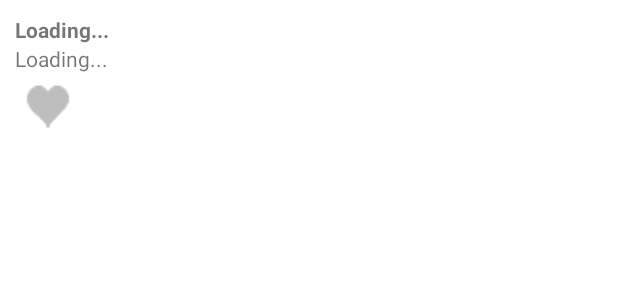
After one commit to shalperin/app-philly-bike-share-map, an Android app: the layout info_window.xml on its own in the app's theme, with its tools: preview values and no code run, on a phone screen of 412 x 824 dp. The commit adds this screen. Shown: the top 300 px of the screen. Run offline under Robolectric (Android 15) with nearby library versions, the phone set to English and light mode, and no system bars.

Commit message:
custom info screen

```diff
--- a/PhillyBikeShareMap/app/src/main/java/com/samhalperin/phillybikesharemap/ui/FavoritesActivity.java
+++ b/PhillyBikeShareMap/app/src/main/java/com/samhalperin/phillybikesharemap/ui/FavoritesActivity.java
@@ -8,15 +8,12 @@ import android.support.v7.widget.Toolbar;
 import android.view.Menu;
 import android.view.MenuItem;
 import android.view.View;
-import android.widget.ListAdapter;
 import android.widget.ListView;
 import android.widget.Toast;
 
-import com.samhalperin.phillybikesharemap.FavoritesAdapter;
 import com.samhalperin.phillybikesharemap.FavoritesModel;
 import com.samhalperin.phillybikesharemap.R;
 import com.samhalperin.phillybikesharemap.retrofit.BikeClient;
-import com.samhalperin.phillybikesharemap.retrofit.Station;
 import com.samhalperin.phillybikesharemap.retrofit.pojo.BikeData;
 
 import retrofit2.Call;
--- a/PhillyBikeShareMap/app/src/main/java/com/samhalperin/phillybikesharemap/ui/MapsActivity.java
+++ b/PhillyBikeShareMap/app/src/main/java/com/samhalperin/phillybikesharemap/ui/MapsActivity.java
@@ -60,6 +60,7 @@ public class MapsActivity extends ActionBarActivity implements OnMapReadyCallbac
         mMap = map;
         mMap.moveCamera(CameraUpdateFactory.newLatLngZoom(BikeShareApplication.PHILLY, BikeShareApplication.DEFAULT_ZOOM_LEVEL));
         mMap.setMyLocationEnabled(true);
+        mMap.setInfoWindowAdapter(new MyInfoWindowAdapter(this));
         setUpClusterer();
     }
 
--- /dev/null
+++ b/PhillyBikeShareMap/app/src/main/res/drawable/favorite.xml
@@ -0,0 +1,10 @@
+<?xml version="1.0" encoding="utf-8"?>
+<selector xmlns:android="http://schemas.android.com/apk/res/android">
+    <!-- When selected, use grey -->
+    <item android:drawable="@drawable/favorite_on"
+        android:state_checked="true" />
+    <!-- When not selected, use white-->
+    <item android:drawable="@drawable/favorite_off"
+        android:state_checked="false"/>
+
+</selector>
--- /dev/null
+++ b/PhillyBikeShareMap/app/src/main/res/layout/info_window.xml
@@ -0,0 +1,28 @@
+<?xml version="1.0" encoding="utf-8"?>
+<LinearLayout xmlns:android="http://schemas.android.com/apk/res/android"
+    android:orientation="vertical" android:layout_width="match_parent"
+    android:layout_height="match_parent"
+    android:background="#FFFFFFFF"
+    android:padding="10dp">
+
+    <TextView
+        android:layout_width="wrap_content"
+        android:layout_height="wrap_content"
+        android:id="@+id/title"
+        android:text="Loading..."
+        android:textStyle="bold"
+        />
+    <TextView
+        android:layout_width="wrap_content"
+        android:layout_height="wrap_content"
+        android:id="@+id/snippet"
+        android:text="Loading..."
+        />
+    <ToggleButton
+        android:layout_width="44dp"
+        android:layout_height="44dp"
+        android:background="@drawable/favorite"
+        android:textOn=""
+        android:textOff=""
+        />
+</LinearLayout>
```
Also changed, not shown: PhillyBikeShareMap/app/src/main/java/com/samhalperin/phillybikesharemap/ui/FavoritesAdapter.java (renamed from PhillyBikeShareMap/app/src/main/java/com/samhalperin/phillybikesharemap/FavoritesAdapter.java, +9 -5 lines), PhillyBikeShareMap/app/src/main/java/com/samhalperin/phillybikesharemap/ui/MyInfoWindowAdapter.java (added, +38 -0 lines), PhillyBikeShareMap/app/src/main/res/drawable-nodpi/favorite_off.png (added), PhillyBikeShareMap/app/src/main/res/drawable-nodpi/favorite_on.png (added).
